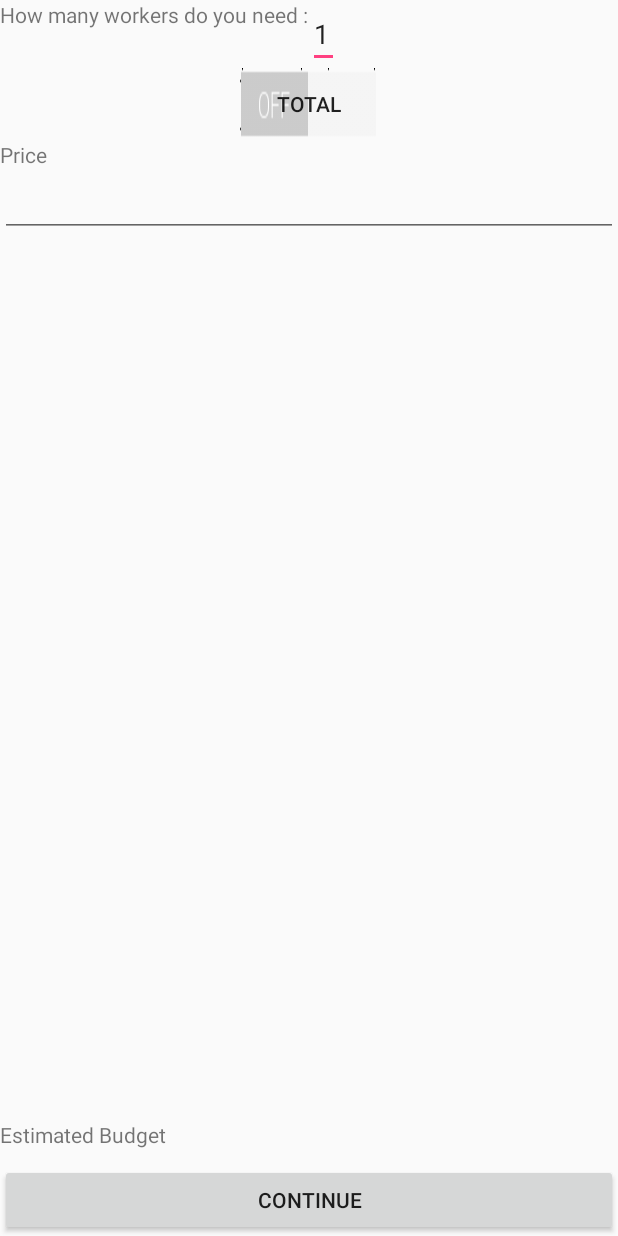
After one commit to tyswell/Airtasker3, an Android app: the fragment BudgetFragment shown on its own in the app's theme, on a phone screen of 412 x 824 dp. The commit adds this screen. Run offline under Robolectric (Android 15) with nearby library versions, the phone set to English and light mode, and no system bars.

Commit message:
Add budget

```diff
--- /dev/null
+++ b/app/src/main/java/tys/com/airtasker3/createtask/BudgetFragment.java
@@ -0,0 +1,147 @@
+package tys.com.airtasker3.createtask;
+
+import android.os.Bundle;
+import android.support.v4.app.Fragment;
+import android.util.Log;
+import android.view.KeyEvent;
+import android.view.LayoutInflater;
+import android.view.View;
+import android.view.ViewGroup;
+import android.view.inputmethod.EditorInfo;
+import android.widget.Button;
+import android.widget.CompoundButton;
+import android.widget.EditText;
+import android.widget.LinearLayout;
+import android.widget.TextView;
+import android.widget.Toast;
+import android.widget.ToggleButton;
+
+import java.util.logging.Logger;
+
+import tys.com.airtasker3.R;
+import tys.com.airtasker3.ui.NonSwipeViewPager;
+
+/**
+ * Created by chokechaic on 5/3/2016.
+ */
+public class BudgetFragment extends Fragment implements TextView.OnEditorActionListener {
+
+    private NonSwipeViewPager vp;
+    private ToggleButton typeBudgetBtn;
+    private TextView totalPriceView;
+    private EditText totalPriceEdit;
+    private LinearLayout hourlyRateLabelLayout;
+    private EditText hourEdit;
+    private EditText pricePerHourEdit;
+    private TextView estimateText;
+    private Button postATaskBtn;
+
+    private boolean isTotalMode = false;
+
+    public BudgetFragment() {
+        // Required empty public constructor
+    }
+
+    @Override
+    public View onCreateView(LayoutInflater inflater, ViewGroup container,
+                             Bundle savedInstanceState) {
+        return inflater.inflate(R.layout.fragment_create_task_budget, container, false);
+    }
+
+    @Override
+    public void onViewCreated(View view, Bundle savedInstanceState) {
+        super.onViewCreated(view, savedInstanceState);
+
+        vp = (NonSwipeViewPager) getActivity().findViewById(R.id.viewpagerX);
+
+        typeBudgetBtn  = (ToggleButton) view.findViewById(R.id.typeBudgetBtn);
+        typeBudgetBtn.setOnCheckedChangeListener(new CompoundButton.OnCheckedChangeListener() {
+            public void onCheckedChanged(CompoundButton buttonView, boolean isChecked) {
+                manageField(isChecked);
+            }
+        });
+
+        totalPriceView = (TextView) view.findViewById(R.id.totalPriceView);
+        totalPriceEdit = (EditText) view.findViewById(R.id.totalPriceEdit);
+        totalPriceEdit.setOnEditorActionListener(this);
+
+        hourlyRateLabelLayout = (LinearLayout) view.findViewById(R.id.hourlyRateLabelLayout);
+
+        hourEdit = (EditText) view.findViewById(R.id.hourEdit);
+        hourEdit.setOnEditorActionListener(this);
+
+        pricePerHourEdit = (EditText) view.findViewById(R.id.pricePerHourEdit);
+        pricePerHourEdit.setOnEditorActionListener(this);
+
+        estimateText = (TextView) view.findViewById(R.id.estimateText);
+
+        postATaskBtn = (Button) view.findViewById(R.id.postATaskBtn);
+        postATaskBtn.setText(R.string.createtask_continue_label);
+        postATaskBtn.setOnClickListener(new View.OnClickListener() {
+            @Override
+            public void onClick(View v) {
+                if (vp.getCurrentItem() == 2) {
+                    Toast.makeText(getContext(), "End process", Toast.LENGTH_LONG).show();
+                }
+            }
+        });
+
+        manageField(false);
+    }
+
+    private void calcurateEstimateBudget() {
+        int value = 0;
+        try {
+            if (isTotalMode) {
+                value = Integer.parseInt(totalPriceEdit.getText().toString());
+            }
+            else {
+                int hourValue = Integer.parseInt(hourEdit.getText().toString());
+                int pricePerHourValue = Integer.parseInt(pricePerHourEdit.getText().toString());
+                value = hourValue * pricePerHourValue;
+            }
+
+            estimateText.setText(""+value);
+        } catch (Exception e) {
+            estimateText.setText(null);
+        }
+    }
+
+    private void manageField(boolean isHourlyRate) {
+
+        if (isHourlyRate) {
+            //HOURLY RATE
+            hourlyRateLabelLayout.setVisibility(View.VISIBLE);
+
+            totalPriceView.setVisibility(View.GONE);
+            totalPriceEdit.setVisibility(View.GONE);
+            totalPriceEdit.setText(null);
+
+            isTotalMode = false;
+        } else {
+            //TOTAL
+            hourlyRateLabelLayout.setVisibility(View.GONE);
+            hourEdit.setText(null);
+            pricePerHourEdit.setText(null);
+
+            totalPriceView.setVisibility(View.VISIBLE);
+            totalPriceEdit.setVisibility(View.VISIBLE);
+
+            isTotalMode = true;
+        }
+
+        estimateText.setText(null);
+    }
+
+    @Override
+    public boolean onEditorAction(TextView v, int actionId, KeyEvent event) {
+        if (actionId == EditorInfo.IME_ACTION_SEARCH ||
+                actionId == EditorInfo.IME_ACTION_DONE ||
+                event.getAction() == KeyEvent.ACTION_DOWN &&
+                        event.getKeyCode() == KeyEvent.KEYCODE_ENTER) {
+            calcurateEstimateBudget();
+            return false; // consume.
+        }
+        return false; // pass on to other listeners.
+    }
+}
--- a/app/src/main/java/tys/com/airtasker3/createtask/CreateTaskActivity.java
+++ b/app/src/main/java/tys/com/airtasker3/createtask/CreateTaskActivity.java
@@ -21,7 +21,6 @@ public class CreateTaskActivity extends BaseActivity {
 
     private Toolbar toolbar;
     private NonSwipeViewPager viewPager;
-    private Button continueBtn;
 
     @Override
     public void onCreate(Bundle savedInstanceState) {
@@ -51,6 +50,7 @@ public class CreateTaskActivity extends BaseActivity {
         ViewPagerAdapter adapter = new ViewPagerAdapter(getSupportFragmentManager());
         adapter.addFrag(new DetailFragment(), "ONE");
         adapter.addFrag(new LocationFragment(), "TWO");
+        adapter.addFrag(new BudgetFragment(), "THREE");
         viewPager.setAdapter(adapter);
     }
 }
--- /dev/null
+++ b/app/src/main/res/layout/fragment_create_task_budget.xml
@@ -0,0 +1,111 @@
+<?xml version="1.0" encoding="utf-8"?>
+<RelativeLayout xmlns:android="http://schemas.android.com/apk/res/android"
+    android:layout_width="match_parent"
+    android:layout_height="match_parent">
+
+    <LinearLayout
+        android:id="@+id/numWorkerLayout"
+        android:layout_width="match_parent"
+        android:layout_height="wrap_content"
+        android:orientation="horizontal">
+        <TextView
+            android:gravity="left"
+            android:layout_width="wrap_content"
+            android:layout_height="wrap_content"
+            android:text="@string/createtask_budget_numworker_label" />
+        <EditText
+            android:layout_gravity="right"
+            android:id="@+id/numberWorkerEdit"
+            android:layout_width="wrap_content"
+            android:layout_height="wrap_content"
+            android:text="1"
+            android:inputType="number" />
+    </LinearLayout>
+
+    <ToggleButton
+        android:id="@+id/typeBudgetBtn"
+        android:layout_width="wrap_content"
+        android:layout_height="wrap_content"
+        android:background="@drawable/toggletoswitch"
+        android:layout_centerHorizontal="true"
+        android:layout_below="@+id/numWorkerLayout"
+        android:textOff="@string/createtask_budget_total_label"
+        android:textOn="@string/createtask_budget_Hourlyrate_label"/>
+
+    <TextView
+        android:id="@+id/totalPriceView"
+        android:layout_width="match_parent"
+        android:layout_height="wrap_content"
+        android:layout_below="@+id/typeBudgetBtn"
+        android:text="@string/createtask_budget_price_label" />
+
+    <EditText
+        android:id="@+id/totalPriceEdit"
+        android:layout_width="match_parent"
+        android:layout_height="wrap_content"
+        android:layout_below="@+id/totalPriceView"
+        android:inputType="number"/>
+
+    <LinearLayout
+        android:layout_below="@+id/typeBudgetBtn"
+        android:id="@+id/hourlyRateLabelLayout"
+        android:layout_width="match_parent"
+        android:layout_height="wrap_content"
+        android:orientation="horizontal">
+        <LinearLayout
+            android:layout_width="wrap_content"
+            android:layout_height="wrap_content"
+            android:orientation="vertical">
+            <TextView
+                android:layout_width="wrap_content"
+                android:layout_height="wrap_content"
+                android:text="@string/createtask_budget_hour_label" />
+            <EditText
+                android:id="@+id/hourEdit"
+                android:layout_width="fill_parent"
+                android:layout_height="wrap_content"
+                android:inputType="number" />
+        </LinearLayout>
+        <LinearLayout
+            android:layout_width="wrap_content"
+            android:layout_height="wrap_content"
+            android:orientation="vertical">
+            <TextView
+                android:layout_width="wrap_content"
+                android:layout_height="wrap_content"
+                android:text="@string/createtask_budget_priceperhoue_label" />
+            <EditText
+                android:id="@+id/pricePerHourEdit"
+                android:layout_width="fill_parent"
+                android:layout_height="wrap_content"
+                android:text="1"
+                android:inputType="number" />
+        </LinearLayout>
+    </LinearLayout>
+
+    <LinearLayout
+        android:id="@+id/estimateBudgetLayout"
+        android:layout_above="@+id/postATaskBtn"
+        android:paddingBottom="10dp"
+        android:layout_width="match_parent"
+        android:layout_height="wrap_content"
+        android:orientation="horizontal">
+        <TextView
+            android:layout_width="wrap_content"
+            android:layout_height="wrap_content"
+            android:text="@string/createtask_budget_estimatedbudget_label" />
+        <TextView
+            android:id="@+id/estimateText"
+            android:layout_width="wrap_content"
+            android:layout_height="wrap_content" />
+    </LinearLayout>
+
+
+    <Button
+        android:id="@+id/postATaskBtn"
+        android:layout_width="match_parent"
+        android:layout_height="wrap_content"
+        android:text="@string/createtask_budget_posttask_label"
+        android:layout_alignParentBottom="true"/>
+
+</RelativeLayout>
--- a/app/src/main/res/values/strings.xml
+++ b/app/src/main/res/values/strings.xml
@@ -37,6 +37,15 @@
     <string name="createtask_location_location_label">Task Location</string>
     <string name="createtask_location_date_label">Due Date</string>
 
+    <string name="createtask_budget_numworker_label">How many workers do you need :</string>
+    <string name="createtask_budget_total_label">Total</string>
+    <string name="createtask_budget_Hourlyrate_label">Hourly Rate</string>
+    <string name="createtask_budget_price_label">Price</string>
+    <string name="createtask_budget_hour_label">Hour</string>
+    <string name="createtask_budget_priceperhoue_label">Price per hour</string>
+    <string name="createtask_budget_estimatedbudget_label">Estimated Budget</string>
+    <string name="createtask_budget_posttask_label">Post A Task</string>
+
     <string name="title_activity_login">Login</string>
     <string name="title_activity_home">HomeActivity</string>
     <string name="register_title">Register</string>
```
Also changed, not shown: app/src/main/java/tys/com/airtasker3/createtask/DetailFragment.java (+7 -6 lines), app/src/main/java/tys/com/airtasker3/createtask/LocationFragment.java (+17 -2 lines), app/src/main/res/layout/activity_create_task.xml (+0 -8 lines), app/src/main/res/layout/fragment_create_task_detail.xml (+21 -10 lines), app/src/main/res/layout/fragment_create_task_location.xml (+6 -1 lines).
